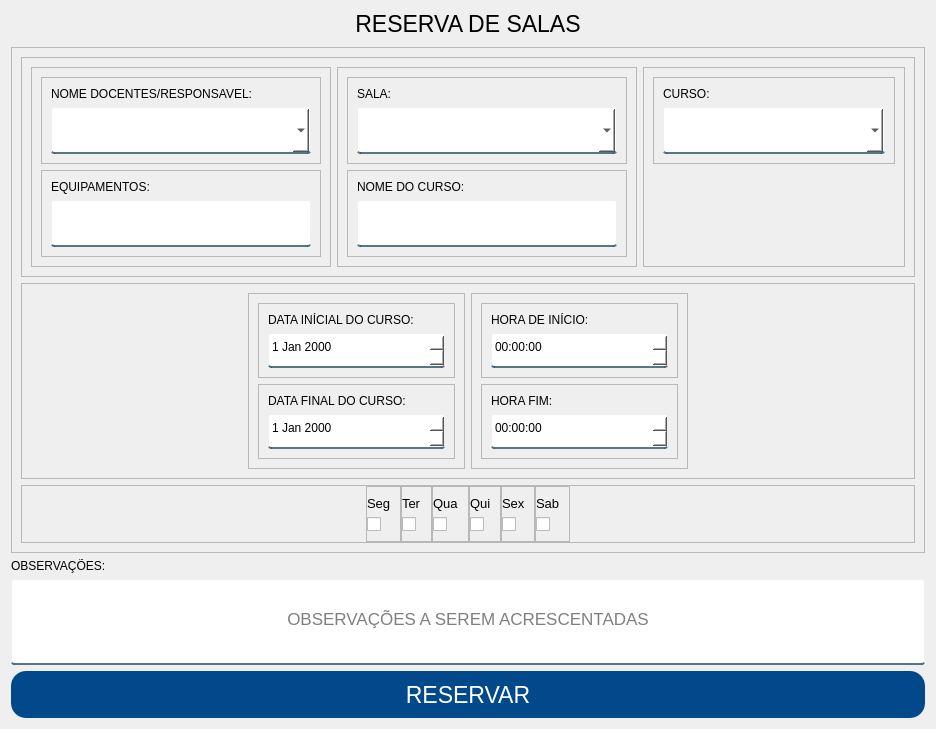
Qt form App/view/ui/reserva.ui (Senac-SOR-ADS/Mapa-de-Sala) before a commit.
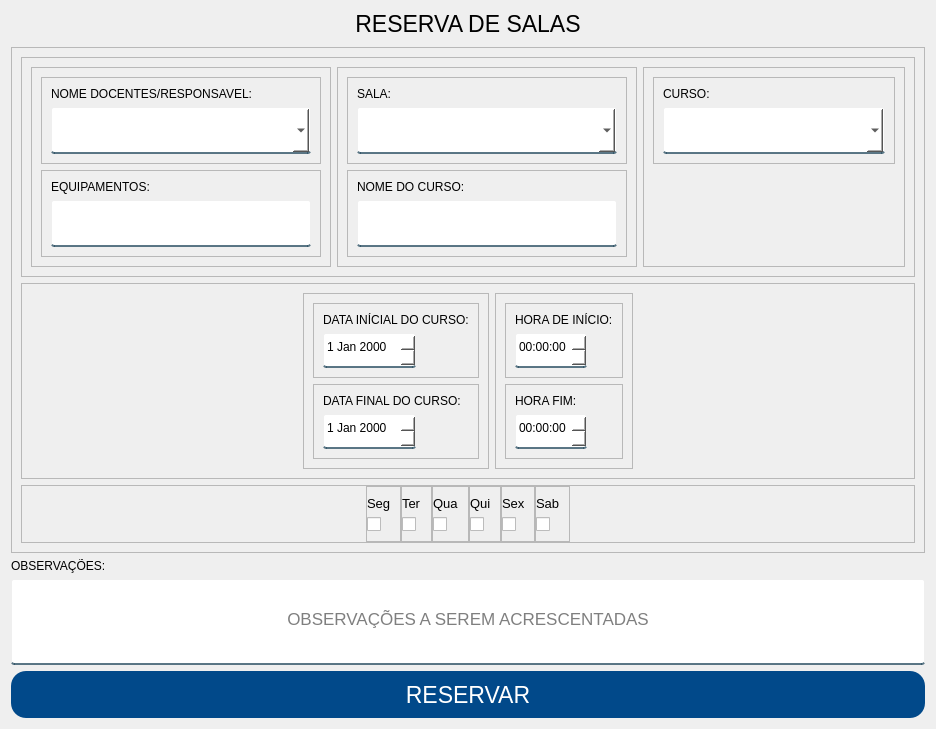
The same form after that commit.

Commit message:
Arrumando campo de horario
layout definido como fixo nos campos de horário para quando expandir a tela por inteiro os campos não expandirem junto com a tela

What changed in the file:
```diff
--- a/App/view/ui/reserva.ui
+++ b/App/view/ui/reserva.ui
@@ -446,7 +446,7 @@
                <item>
                 <widget class="QDateEdit" name="diaInicio">
                  <property name="sizePolicy">
-                  <sizepolicy hsizetype="Expanding" vsizetype="Fixed">
+                  <sizepolicy hsizetype="Fixed" vsizetype="Fixed">
                    <horstretch>0</horstretch>
                    <verstretch>0</verstretch>
                   </sizepolicy>
@@ -484,7 +484,7 @@
                <item>
                 <widget class="QDateEdit" name="diaFim">
                  <property name="sizePolicy">
-                  <sizepolicy hsizetype="Expanding" vsizetype="Fixed">
+                  <sizepolicy hsizetype="Fixed" vsizetype="Fixed">
                    <horstretch>0</horstretch>
                    <verstretch>0</verstretch>
                   </sizepolicy>
@@ -534,7 +534,7 @@
                <item>
                 <widget class="QTimeEdit" name="inicioCurso">
                  <property name="sizePolicy">
-                  <sizepolicy hsizetype="Expanding" vsizetype="Fixed">
+                  <sizepolicy hsizetype="Fixed" vsizetype="Fixed">
                    <horstretch>0</horstretch>
                    <verstretch>0</verstretch>
                   </sizepolicy>
@@ -572,7 +572,7 @@
                <item>
                 <widget class="QTimeEdit" name="fimCurso">
                  <property name="sizePolicy">
-                  <sizepolicy hsizetype="Expanding" vsizetype="Fixed">
+                  <sizepolicy hsizetype="Fixed" vsizetype="Fixed">
                    <horstretch>0</horstretch>
                    <verstretch>0</verstretch>
                   </sizepolicy>
```
